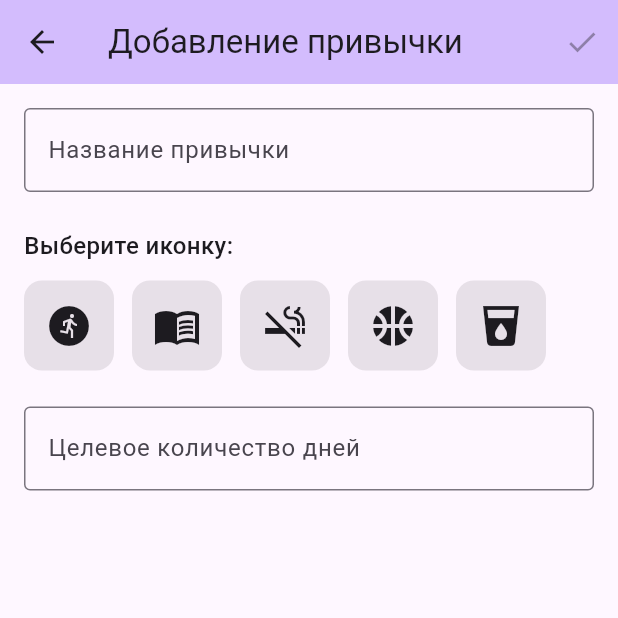
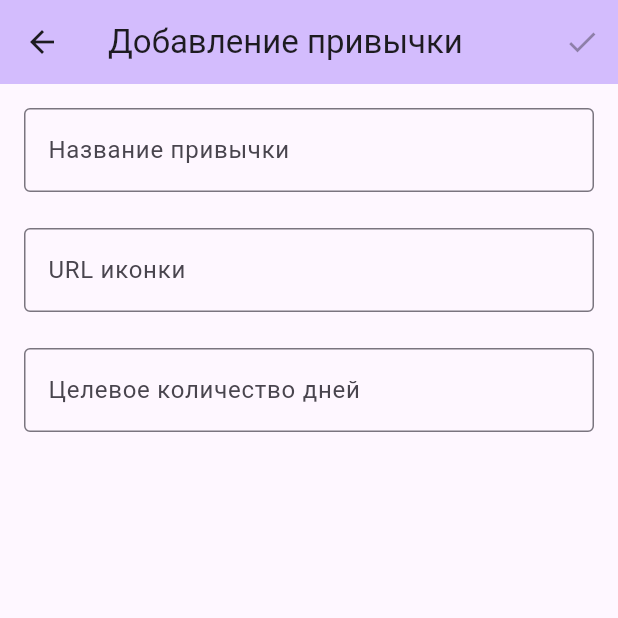
Before and after one commit to burenotti/mirea-crossplatform-2, a Flutter app: the screen it shows after launch, after a tap on the "add" icon, on a phone screen of 412 x 824 dp, the top half of it. Run offline on Flutter 3.47's test engine with Material 3 defaults, Android fonts, the phone set to English and light mode, and no system bars; our stand-ins replace cached_network_image.

Commit message:
Update code to support loading icons by url

```diff
--- a/lib/features/entities/habbit.dart
+++ b/lib/features/entities/habbit.dart
@@ -1,6 +1,3 @@
-/// Тип иконки для привычки
-enum HabbitIcon { smoking, running, reading, water, sport }
-
 class HabbitAction {
   final DateTime occuredOn;
 
@@ -18,7 +15,7 @@ class Break extends HabbitAction {
 class Habbit {
   final int id;
   final String name;
-  final HabbitIcon icon;
+  final String iconUrl;
   final DateTime createdAt;
   final int targetDays;
   final List<HabbitAction> _events;
@@ -26,14 +23,14 @@ class Habbit {
   factory Habbit({
     required int id,
     required String name,
-    required HabbitIcon icon,
+    required String iconUrl,
     required DateTime createdAt,
     required int targetDays,
   }) {
     return Habbit._(
       id: id,
       name: name,
-      icon: icon,
+      iconUrl: iconUrl,
       createdAt: createdAt,
       targetDays: targetDays,
       events: const [],
@@ -43,7 +40,7 @@ class Habbit {
   const Habbit._({
     required this.id,
     required this.name,
-    required this.icon,
+    required this.iconUrl,
     required this.createdAt,
     required this.targetDays,
     required List<HabbitAction> events,
@@ -57,13 +54,13 @@ class Habbit {
     return _copyWith(targetDays: targetDays);
   }
 
-  Habbit withIcon(HabbitIcon icon) {
-    return _copyWith(icon: icon);
+  Habbit withIconUrl(String iconUrl) {
+    return _copyWith(iconUrl: iconUrl);
   }
 
   Habbit _copyWith({
     String? name,
-    HabbitIcon? icon,
+    String? iconUrl,
     DateTime? createdAt,
     int? targetDays,
     List<HabbitAction>? events,
@@ -71,7 +68,7 @@ class Habbit {
     return Habbit._(
       id: id,
       name: name ?? this.name,
-      icon: icon ?? this.icon,
+      iconUrl: iconUrl ?? this.iconUrl,
       createdAt: createdAt ?? this.createdAt,
       targetDays: targetDays ?? this.targetDays,
       events: events ?? _events,
--- a/lib/features/screens/habbit_form_screen.dart
+++ b/lib/features/screens/habbit_form_screen.dart
@@ -19,26 +19,19 @@ class HabbitFormScreen extends StatefulWidget {
 class _HabbitFormScreenState extends State<HabbitFormScreen> {
   final _nameController = TextEditingController();
   final _targetDaysController = TextEditingController();
-  final Map<IconData, HabbitIcon> _icons = {
-    Icons.run_circle: HabbitIcon.running,
-    Icons.menu_book_sharp: HabbitIcon.reading,
-    Icons.smoke_free: HabbitIcon.smoking,
-    Icons.sports_basketball: HabbitIcon.sport,
-    Icons.local_drink: HabbitIcon.water,
-  };
-
-  HabbitIcon? _selectedIcon;
+  final _iconUrlController = TextEditingController();
 
   @override
   void dispose() {
     _nameController.dispose();
     _targetDaysController.dispose();
+    _iconUrlController.dispose();
     super.dispose();
   }
 
   bool get _isFormValid {
     return _nameController.text.isNotEmpty &&
-        _selectedIcon != null &&
+        _iconUrlController.text.isNotEmpty &&
         _targetDaysController.text.isNotEmpty &&
         int.tryParse(_targetDaysController.text) != null &&
         int.parse(_targetDaysController.text) > 0;
@@ -48,9 +41,18 @@ class _HabbitFormScreenState extends State<HabbitFormScreen> {
   void initState() {
     super.initState();
     _nameController.text = widget.editingHabbit?.name ?? "";
-    _selectedIcon = widget.editingHabbit?.icon;
+    _iconUrlController.text = widget.editingHabbit?.iconUrl ?? "";
     _targetDaysController.text =
         widget.editingHabbit?.targetDays.toString() ?? "";
+
+    // Добавляем слушателей для обновления состояния кнопки
+    _nameController.addListener(_updateFormState);
+    _iconUrlController.addListener(_updateFormState);
+    _targetDaysController.addListener(_updateFormState);
+  }
+
+  void _updateFormState() {
+    setState(() {});
   }
 
   void _submitForm() {
@@ -58,14 +60,14 @@ class _HabbitFormScreenState extends State<HabbitFormScreen> {
       if (widget.editingHabbit == null) {
         widget.habbits.addHabbit(
           name: _nameController.text,
-          icon: _selectedIcon!,
+          iconUrl: _iconUrlController.text,
           targetDays: int.parse(_targetDaysController.text),
         );
       } else {
         widget.habbits.editHabbit(
           habbitId: widget.editingHabbit!.id,
           name: _nameController.text,
-          icon: _selectedIcon!,
+          iconUrl: _iconUrlController.text,
           targetDays: int.parse(_targetDaysController.text),
         );
       }
@@ -103,57 +105,17 @@ class _HabbitFormScreenState extends State<HabbitFormScreen> {
                 hintText: 'Например: Пробежка',
                 border: OutlineInputBorder(),
               ),
-              onChanged: (_) => setState(() {}),
             ),
             const SizedBox(height: 24),
 
-            // Выбор иконки
-            const Text(
-              'Выберите иконку:',
-              style: TextStyle(fontSize: 16, fontWeight: FontWeight.w500),
-            ),
-            const SizedBox(height: 12),
-            Wrap(
-              spacing: 12,
-              runSpacing: 12,
-              children: _icons.entries.map((entry) {
-                final iconData = entry.key;
-                final habbitIcon = entry.value;
-                final isSelected = _selectedIcon == habbitIcon;
-
-                return GestureDetector(
-                  onTap: () {
-                    setState(() {
-                      _selectedIcon = habbitIcon;
-                    });
-                  },
-                  child: Container(
-                    width: 60,
-                    height: 60,
-                    decoration: BoxDecoration(
-                      color: isSelected
-                          ? Theme.of(context).colorScheme.primaryContainer
-                          : Theme.of(
-                              context,
-                            ).colorScheme.surfaceContainerHighest,
-                      borderRadius: BorderRadius.circular(12),
-                      border: Border.all(
-                        color: isSelected
-                            ? Theme.of(context).colorScheme.primary
-                            : Colors.transparent,
-                        width: 2,
-                      ),
-                    ),
-                    child: Icon(
-                      iconData,
-                      size: 32,
-                      color: isSelected
-                          ? Theme.of(context).colorScheme.onPrimaryContainer
-                          : Theme.of(context).colorScheme.onSurface,
-                    ),
-                  ),
-                );
-              }).toList(),
+            // URL иконки
+            TextField(
+              controller: _iconUrlController,
+              decoration: const InputDecoration(
+                labelText: 'URL иконки',
+                hintText: 'Например: https://example.com/icon.png',
+                border: OutlineInputBorder(),
+              ),
             ),
             const SizedBox(height: 24),
 
@@ -167,7 +129,6 @@ class _HabbitFormScreenState extends State<HabbitFormScreen> {
                 border: OutlineInputBorder(),
                 suffixText: 'дней',
               ),
-              onChanged: null,
             ),
           ],
         ),
--- a/lib/features/widgets/habbits_controller.dart
+++ b/lib/features/widgets/habbits_controller.dart
@@ -6,7 +6,7 @@ abstract interface class HabbitsController {
   void removeHabbit({required int habbitId});
   void addHabbit({
     required String name,
-    required HabbitIcon icon,
+    required String iconUrl,
     required int targetDays,
   });
   List<Habbit> get habbits;
@@ -16,7 +16,7 @@ abstract interface class HabbitsController {
   void editHabbit({
     required int habbitId,
     required String name,
-    required HabbitIcon icon,
+    required String iconUrl,
     required int targetDays,
   });
 }
--- a/pubspec.yaml
+++ b/pubspec.yaml
@@ -34,6 +34,7 @@ dependencies:
   # The following adds the Cupertino Icons font to your application.
   # Use with the CupertinoIcons class for iOS style icons.
   cupertino_icons: ^1.0.8
+  cached_network_image: ^3.4.1
 
 dev_dependencies:
   flutter_test:
```
Also changed, not shown: lib/features/state/habbits_container.dart (+4 -4 lines), lib/features/widgets/habbit_item.dart (+27 -24 lines), pubspec.lock.
